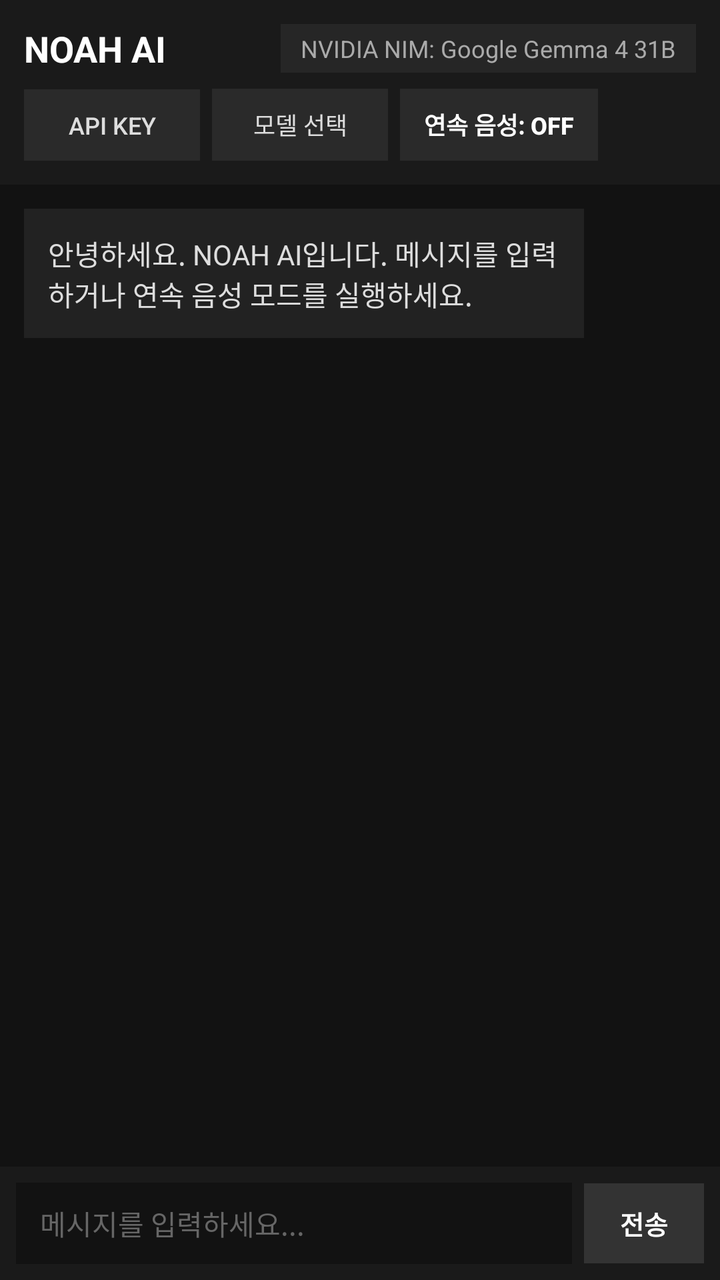
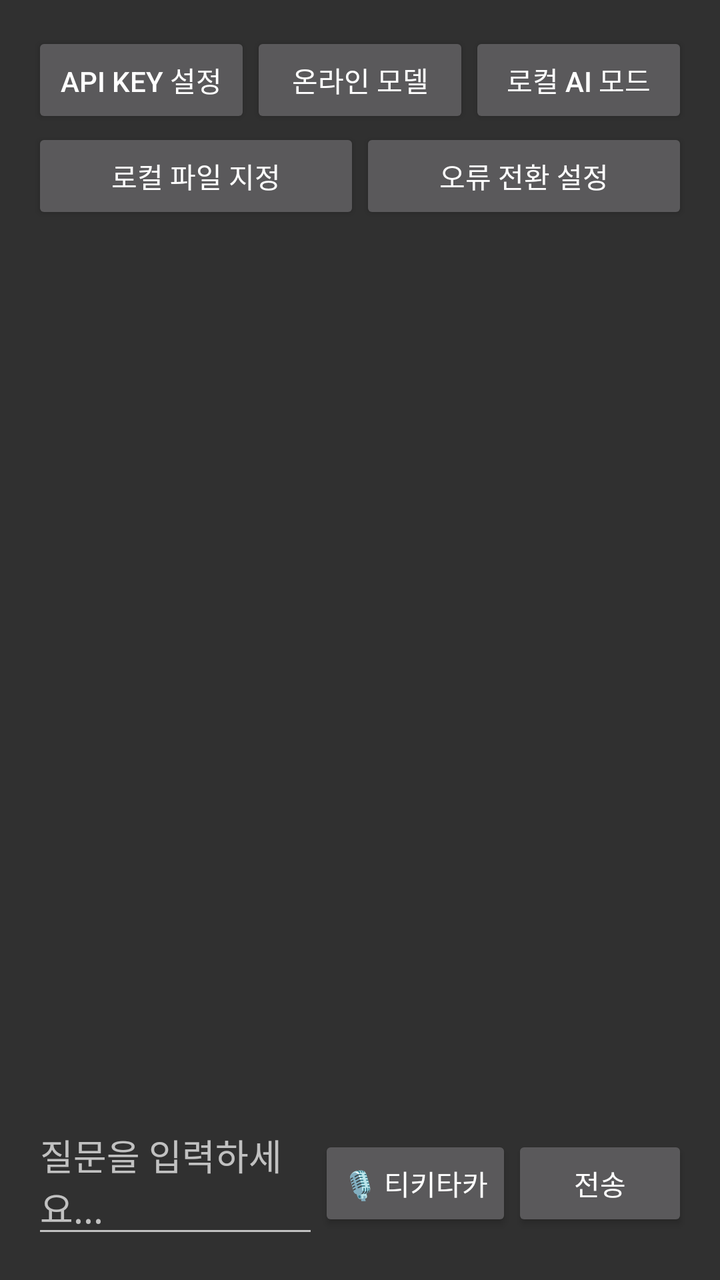

Compare the two renders of this Android layout. The source of the first and the diff that turns it into the second are given below.
<!-- AndroidManifest.xml: application theme Theme.AppCompat.NoActionBar -->
<!-- res/layout/activity_main.xml -->
<?xml version="1.0" encoding="utf-8"?>
<LinearLayout xmlns:android="http://schemas.android.com/apk/res/android"
    android:layout_width="match_parent"
    android:layout_height="match_parent"
    android:background="#121212"
    android:orientation="vertical">

    <LinearLayout
        android:layout_width="match_parent"
        android:layout_height="wrap_content"
        android:background="#1A1A1A"
        android:orientation="vertical"
        android:padding="12dp">

        <LinearLayout
            android:layout_width="match_parent"
            android:layout_height="wrap_content"
            android:gravity="center_vertical"
            android:orientation="horizontal">

            <TextView
                android:layout_width="0dp"
                android:layout_height="wrap_content"
                android:layout_weight="1"
                android:text="NOAH AI"
                android:textColor="#FFFFFF"
                android:textSize="18sp"
                android:textStyle="bold" />

            <TextView
                android:id="@+id/tvModelName"
                android:layout_width="wrap_content"
                android:layout_height="wrap_content"
                android:background="#262626"
                android:paddingLeft="10dp"
                android:paddingTop="4dp"
                android:paddingRight="10dp"
                android:paddingBottom="4dp"
                android:text="NVIDIA NIM: Google Gemma 4 31B"
                android:textColor="#AAAAAA"
                android:textSize="12sp" />
        </LinearLayout>

        <HorizontalScrollView
            android:layout_width="match_parent"
            android:layout_height="wrap_content"
            android:layout_marginTop="8dp"
            android:scrollbars="none">

            <LinearLayout
                android:layout_width="wrap_content"
                android:layout_height="wrap_content"
                android:orientation="horizontal">

                <Button
                    android:id="@+id/btnSetApiKey"
                    style="?android:attr/borderlessButtonStyle"
                    android:layout_width="wrap_content"
                    android:layout_height="36dp"
                    android:layout_marginEnd="6dp"
                    android:background="#2A2A2A"
                    android:paddingLeft="12dp"
                    android:paddingRight="12dp"
                    android:text="API Key"
                    android:textColor="#DDDDDD"
                    android:textSize="12sp" />

                <Button
                    android:id="@+id/btnSelectModel"
                    style="?android:attr/borderlessButtonStyle"
                    android:layout_width="wrap_content"
                    android:layout_height="36dp"
                    android:layout_marginEnd="6dp"
                    android:background="#2A2A2A"
                    android:paddingLeft="12dp"
                    android:paddingRight="12dp"
                    android:text="모델 선택"
                    android:textColor="#DDDDDD"
                    android:textSize="12sp" />

                <Button
                    android:id="@+id/btnVoiceMode"
                    style="?android:attr/borderlessButtonStyle"
                    android:layout_width="wrap_content"
                    android:layout_height="36dp"
                    android:background="#2A2A2A"
                    android:paddingLeft="12dp"
                    android:paddingRight="12dp"
                    android:text="연속 음성: OFF"
                    android:textColor="#FFFFFF"
                    android:textSize="12sp"
                    android:textStyle="bold" />
            </LinearLayout>
        </HorizontalScrollView>
    </LinearLayout>

    <ScrollView
        android:id="@+id/svChat"
        android:layout_width="match_parent"
        android:layout_height="0dp"
        android:layout_weight="1"
        android:fillViewport="true"
        android:padding="12dp">

        <LinearLayout
            android:id="@+id/llChatContainer"
            android:layout_width="match_parent"
            android:layout_height="wrap_content"
            android:orientation="vertical">

            <TextView
                android:layout_width="wrap_content"
                android:layout_height="wrap_content"
                android:layout_gravity="start"
                android:layout_marginBottom="12dp"
                android:background="#222222"
                android:maxWidth="280dp"
                android:padding="12dp"
                android:text="안녕하세요. NOAH AI입니다. 메시지를 입력하거나 연속 음성 모드를 실행하세요."
                android:textColor="#DDDDDD"
                android:textSize="14sp" />
        </LinearLayout>
    </ScrollView>

    <LinearLayout
        android:layout_width="match_parent"
        android:layout_height="wrap_content"
        android:background="#1A1A1A"
        android:gravity="center_vertical"
        android:orientation="horizontal"
        android:padding="8dp">

        <EditText
            android:id="@+id/etInput"
            android:layout_width="0dp"
            android:layout_height="wrap_content"
            android:layout_weight="1"
            android:background="#121212"
            android:hint="메시지를 입력하세요..."
            android:paddingLeft="12dp"
            android:paddingTop="10dp"
            android:paddingRight="12dp"
            android:paddingBottom="10dp"
            android:textColor="#FFFFFF"
            android:textColorHint="#666666"
            android:textSize="14sp" />

        <Button
            android:id="@+id/btnSend"
            style="?android:attr/borderlessButtonStyle"
            android:layout_width="60dp"
            android:layout_height="40dp"
            android:layout_marginStart="6dp"
            android:background="#333333"
            android:text="전송"
            android:textColor="#FFFFFF"
            android:textSize="13sp"
            android:textStyle="bold" />
    </LinearLayout>

</LinearLayout>
<!-- resources referenced by this layout -->
<resources>

</resources>

<!-- the commit's change to res/layout/activity_main.xml (unified diff, before → after) -->
@@ -2,160 +2,101 @@
 <LinearLayout xmlns:android="http://schemas.android.com/apk/res/android"
     android:layout_width="match_parent"
     android:layout_height="match_parent"
-    android:background="#121212"
-    android:orientation="vertical">
+    android:orientation="vertical"
+    android:padding="16dp">
 
     <LinearLayout
         android:layout_width="match_parent"
         android:layout_height="wrap_content"
-        android:background="#1A1A1A"
-        android:orientation="vertical"
-        android:padding="12dp">
+        android:orientation="horizontal">
 
-        <LinearLayout
-            android:layout_width="match_parent"
+        <Button
+            android:id="@+id/btnSetApiKey"
+            android:layout_width="0dp"
             android:layout_height="wrap_content"
-            android:gravity="center_vertical"
-            android:orientation="horizontal">
+            android:layout_weight="1"
+            android:text="API Key 설정" />
 
-            <TextView
-                android:layout_width="0dp"
-                android:layout_height="wrap_content"
-                android:layout_weight="1"
-                android:text="NOAH AI"
-                android:textColor="#FFFFFF"
-                android:textSize="18sp"
-                android:textStyle="bold" />
+        <Button
+            android:id="@+id/btnSelectModel"
+            android:layout_width="0dp"
+            android:layout_height="wrap_content"
+            android:layout_weight="1"
+            android:text="온라인 모델" />
 
-            <TextView
-                android:id="@+id/tvModelName"
-                android:layout_width="wrap_content"
-                android:layout_height="wrap_content"
-                android:background="#262626"
-                android:paddingLeft="10dp"
-                android:paddingTop="4dp"
-                android:paddingRight="10dp"
-                android:paddingBottom="4dp"
-                android:text="NVIDIA NIM: Google Gemma 4 31B"
-                android:textColor="#AAAAAA"
-                android:textSize="12sp" />
-        </LinearLayout>
-
-        <HorizontalScrollView
-            android:layout_width="match_parent"
+        <Button
+            android:id="@+id/btnLocalAi"
+            android:layout_width="0dp"
             android:layout_height="wrap_content"
-            android:layout_marginTop="8dp"
-            android:scrollbars="none">
-
-            <LinearLayout
-                android:layout_width="wrap_content"
-                android:layout_height="wrap_content"
-                android:orientation="horizontal">
-
-                <Button
-                    android:id="@+id/btnSetApiKey"
-                    style="?android:attr/borderlessButtonStyle"
-                    android:layout_width="wrap_content"
-                    android:layout_height="36dp"
-                    android:layout_marginEnd="6dp"
-                    android:background="#2A2A2A"
-                    android:paddingLeft="12dp"
-                    android:paddingRight="12dp"
-                    android:text="API Key"
-                    android:textColor="#DDDDDD"
-                    android:textSize="12sp" />
-
-                <Button
-                    android:id="@+id/btnSelectModel"
-                    style="?android:attr/borderlessButtonStyle"
-                    android:layout_width="wrap_content"
-                    android:layout_height="36dp"
-                    android:layout_marginEnd="6dp"
-                    android:background="#2A2A2A"
-                    android:paddingLeft="12dp"
-                    android:paddingRight="12dp"
-                    android:text="모델 선택"
-                    android:textColor="#DDDDDD"
-                    android:textSize="12sp" />
-
-                <Button
-                    android:id="@+id/btnVoiceMode"
-                    style="?android:attr/borderlessButtonStyle"
-                    android:layout_width="wrap_content"
-                    android:layout_height="36dp"
-                    android:background="#2A2A2A"
-                    android:paddingLeft="12dp"
-                    android:paddingRight="12dp"
-                    android:text="연속 음성: OFF"
-                    android:textColor="#FFFFFF"
-                    android:textSize="12sp"
-                    android:textStyle="bold" />
-            </LinearLayout>
-        </HorizontalScrollView>
+            android:layout_weight="1"
+            android:text="로컬 AI 모드" />
     </LinearLayout>
 
+    <LinearLayout
+        android:layout_width="match_parent"
+        android:layout_height="wrap_content"
+        android:orientation="horizontal">
+
+        <Button
+            android:id="@+id/btnSelectLocalFile"
+            android:layout_width="0dp"
+            android:layout_height="wrap_content"
+            android:layout_weight="1"
+            android:text="로컬 파일 지정" />
+
+        <Button
+            android:id="@+id/btnFallbackSetting"
+            android:layout_width="0dp"
+            android:layout_height="wrap_content"
+            android:layout_weight="1"
+            android:text="오류 전환 설정" />
+    </LinearLayout>
+
+    <TextView
+        android:id="@+id/tvModelName"
+        android:layout_width="match_parent"
+        android:layout_height="wrap_content"
+        android:paddingTop="8dp"
+        android:paddingBottom="8dp"
+        android:textSize="16sp"
+        android:textStyle="bold" />
+
     <ScrollView
-        android:id="@+id/svChat"
         android:layout_width="match_parent"
         android:layout_height="0dp"
         android:layout_weight="1"
-        android:fillViewport="true"
-        android:padding="12dp">
+        android:padding="8dp">
 
-        <LinearLayout
-            android:id="@+id/llChatContainer"
+        <TextView
+            android:id="@+id/tvResponse"
             android:layout_width="match_parent"
             android:layout_height="wrap_content"
-            android:orientation="vertical">
-
-            <TextView
-                android:layout_width="wrap_content"
-                android:layout_height="wrap_content"
-                android:layout_gravity="start"
-                android:layout_marginBottom="12dp"
-                android:background="#222222"
-                android:maxWidth="280dp"
-                android:padding="12dp"
-                android:text="안녕하세요. NOAH AI입니다. 메시지를 입력하거나 연속 음성 모드를 실행하세요."
-                android:textColor="#DDDDDD"
-                android:textSize="14sp" />
-        </LinearLayout>
+            android:textSize="15sp" />
     </ScrollView>
 
     <LinearLayout
         android:layout_width="match_parent"
         android:layout_height="wrap_content"
-        android:background="#1A1A1A"
-        android:gravity="center_vertical"
-        android:orientation="horizontal"
-        android:padding="8dp">
+        android:orientation="horizontal">
 
         <EditText
             android:id="@+id/etInput"
             android:layout_width="0dp"
             android:layout_height="wrap_content"
             android:layout_weight="1"
-            android:background="#121212"
-            android:hint="메시지를 입력하세요..."
-            android:paddingLeft="12dp"
-            android:paddingTop="10dp"
-            android:paddingRight="12dp"
-            android:paddingBottom="10dp"
-            android:textColor="#FFFFFF"
-            android:textColorHint="#666666"
-            android:textSize="14sp" />
+            android:hint="질문을 입력하세요..." />
+
+        <Button
+            android:id="@+id/btnVoice"
+            android:layout_width="wrap_content"
+            android:layout_height="wrap_content"
+            android:text="🎙️ 티키타카" />
 
         <Button
             android:id="@+id/btnSend"
-            style="?android:attr/borderlessButtonStyle"
-            android:layout_width="60dp"
-            android:layout_height="40dp"
-            android:layout_marginStart="6dp"
-            android:background="#333333"
-            android:text="전송"
-            android:textColor="#FFFFFF"
-            android:textSize="13sp"
-            android:textStyle="bold" />
+            android:layout_width="wrap_content"
+            android:layout_height="wrap_content"
+            android:text="전송" />
     </LinearLayout>
 
 </LinearLayout>
